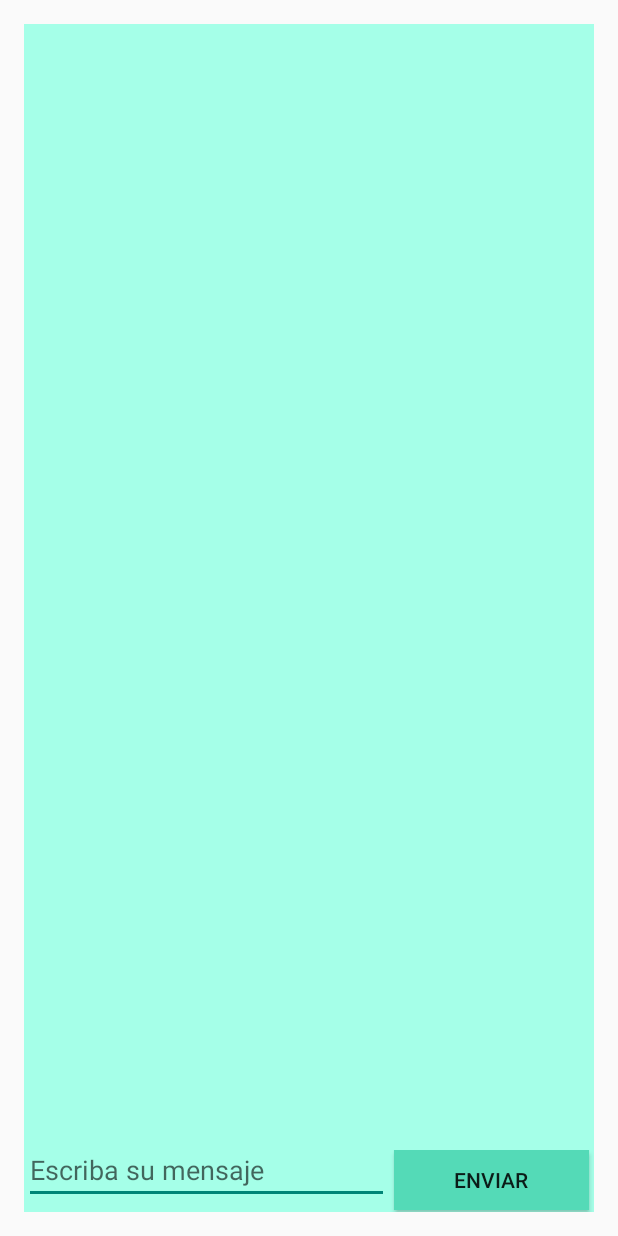
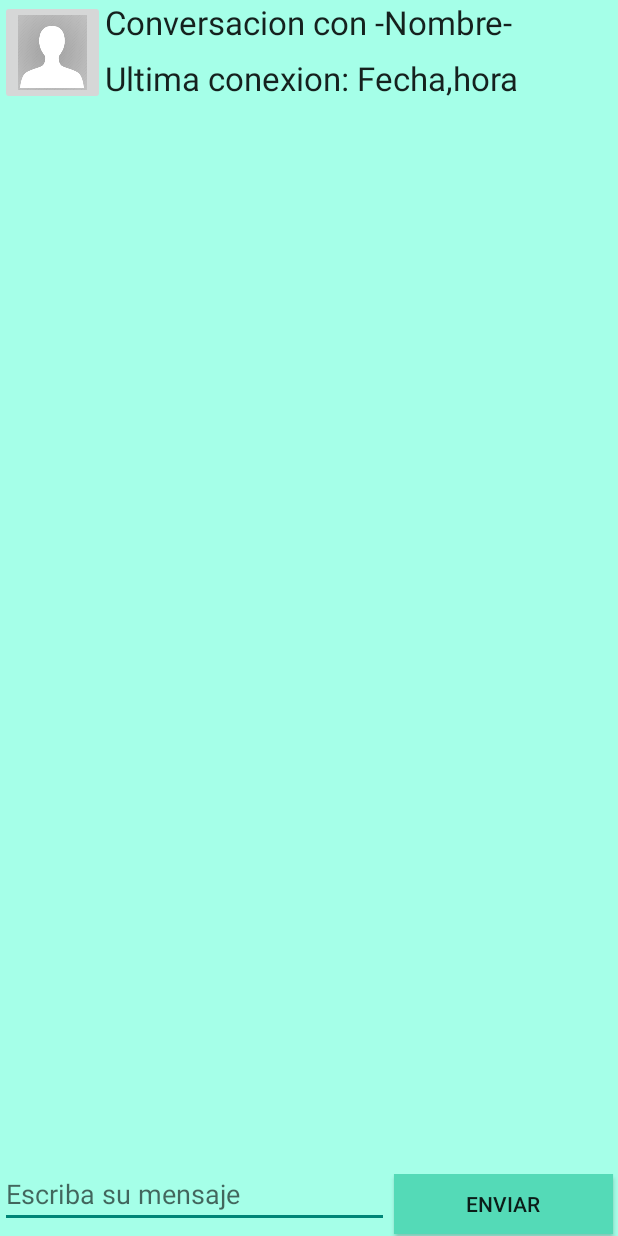
Before and after one commit to AguilaCudicio/tallerII, an Android app: the layout footer_chat.xml on its own in the app's theme, with its tools: preview values and no code run, on a phone screen of 412 x 824 dp. Run offline under Robolectric (Android 15) with nearby library versions, the phone set to English and light mode, and no system bars.

Commit message:
Añadido footer para ver la info de usuario amigo, con datos fijos (Aun falta traer del servidor la info del amigo). Tambien falta aun poder ver el perfil del amigo

```diff
--- a/cliente/MensajerO/app/src/main/res/layout/footer_chat.xml
+++ b/cliente/MensajerO/app/src/main/res/layout/footer_chat.xml
@@ -1,10 +1,51 @@
 <?xml version="1.0" encoding="utf-8"?>
 <RelativeLayout xmlns:android="http://schemas.android.com/apk/res/android" xmlns:tools="http://schemas.android.com/tools" android:layout_width="match_parent"
-    android:layout_height="match_parent" android:paddingLeft="@dimen/activity_horizontal_margin"
-    android:paddingRight="@dimen/activity_horizontal_margin"
-    android:paddingTop="@dimen/activity_vertical_margin"
-    android:paddingBottom="@dimen/activity_vertical_margin"
+    android:layout_height="match_parent"
     tools:context="fiuba.mensajero.ChatActivity">
+
+    <LinearLayout
+        android:layout_width="fill_parent"
+        android:layout_height="wrap_content"
+        android:layout_alignParentTop="true"
+        android:layout_centerHorizontal="true"
+        android:orientation="horizontal"
+        android:background="#A5FFE8"
+        android:id="@+id/headerchat"
+        android:weightSum="1">
+
+        <ImageButton
+            android:layout_width="70dp"
+            android:layout_height="70dp"
+            android:src="@drawable/noimage"
+            android:scaleType="fitXY" />
+
+    <LinearLayout
+        android:layout_width="fill_parent"
+        android:layout_height="wrap_content"
+        android:layout_alignParentTop="true"
+        android:layout_centerHorizontal="true"
+        android:orientation="vertical"
+        android:background="#A5FFE8"
+        android:id="@+id/Friendinfo"
+        android:weightSum="1">
+
+        <TextView
+            android:layout_width="fill_parent"
+            android:layout_height="37dp"
+            android:textAppearance="?android:attr/textAppearanceLarge"
+            android:textAlignment="center"
+            android:text="Conversacion con -Nombre-"
+            android:id="@+id/textView13" />
+
+        <TextView
+            android:layout_width="fill_parent"
+            android:layout_height="37dp"
+            android:textAppearance="?android:attr/textAppearanceLarge"
+            android:text="Ultima conexion: Fecha,hora"
+            android:id="@+id/textViessw13" />
+
+    </LinearLayout>
+    </LinearLayout>
 
     <LinearLayout
         android:layout_width="fill_parent"
@@ -36,8 +77,9 @@
         android:onClick="handEnviar"
         />
     </LinearLayout>
-    <ListView android:layout_height="fill_parent" android:layout_width="match_parent"
+    <ListView android:layout_height="match_parent" android:layout_width="match_parent"
     android:background="#A5FFE8"
-    android:id="@android:id/list" android:layout_above="@id/footer"/>
+    android:id="@android:id/list" android:layout_above="@id/footer"
+        android:layout_below="@+id/headerchat" />
 
 </RelativeLayout>
```
